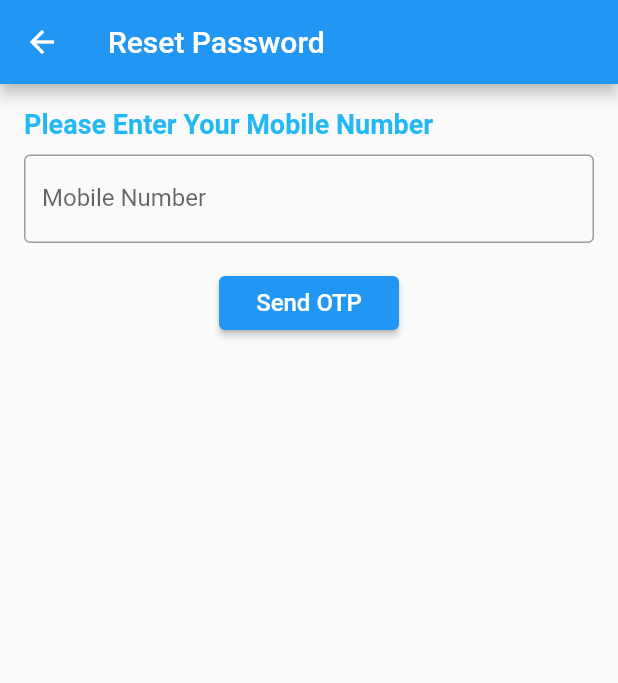
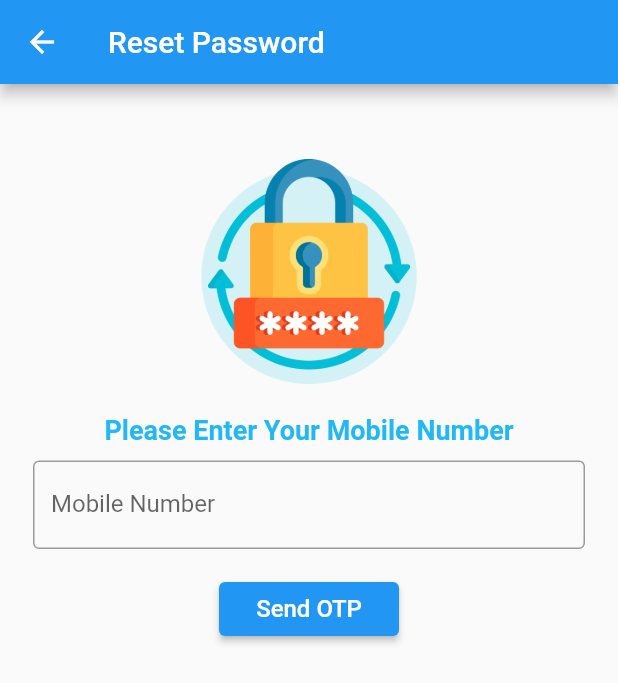
Before and after one commit to CVamsidhar92/blood_donation_app, a Flutter app: the ResetPwd screen opened directly, on a phone screen of 412 x 824 dp. Shown: the top 683 px of the screen. Run offline on Flutter 3.47's test engine with Material 2 defaults, Android fonts, the phone set to English and light mode, and no system bars; our stand-ins replace flutter_typeahead, geolocator, permission_handler, share, shared_preferences; missing offline and left inert: flutter_phone_direct_caller, pointycastle; accounts and stored records are empty; network calls fail.

Commit message:
Updated on 01.12.23

```diff
--- a/lib/screens/new_password.dart
+++ b/lib/screens/new_password.dart
@@ -73,7 +73,13 @@ class _NewPasswordState extends State<NewPassword> {
         padding: const EdgeInsets.all(16.0),
         child: Column(
           crossAxisAlignment: CrossAxisAlignment.stretch,
+          mainAxisAlignment: MainAxisAlignment.start,
           children: [
+              Image.asset(
+                      'assets/images/reset-pwd.png', // Replace with the path to your image
+                      height: 150, // Adjust the height as needed
+                    ),
+                    SizedBox(height: 20,),
                TextFormField(
                 controller: _newPasswordController,
                 obscureText: _passwordObscureText,
--- a/lib/screens/otp_screen.dart
+++ b/lib/screens/otp_screen.dart
@@ -55,7 +55,7 @@ class _OtpScreenState extends State<OtpScreen> {
                   children: [
                     Image.asset(
                       'assets/images/otpicon.png', // Replace with the path to your image
-                      height: 100, // Adjust the height as needed
+                      height: 150, // Adjust the height as needed
                     ),
                     SizedBox(height: 20),
                     Center(
--- a/lib/screens/reset_pwd.dart
+++ b/lib/screens/reset_pwd.dart
@@ -143,16 +143,24 @@ Future<void> verifyOtp(String mobileNumber, String otp) async {
         title: const Text('Reset Password'),
       ),
       body: Padding(
-        padding: const EdgeInsets.all(16.0),
+        padding: const EdgeInsets.only(top: 50,left: 22,right: 22),
+        child: Center(
           child: Column(
             crossAxisAlignment: CrossAxisAlignment.stretch,
             children: [
-            Text(
+              Image.asset(
+                      'assets/images/reset-pwd.png', // Replace with the path to your image
+                      height: 150, // Adjust the height as needed
+                    ),
+                    SizedBox(height: 20,),
+              Center(
+                child: Text(
                   'Please Enter Your Mobile Number',
                   style: TextStyle(
                     color: Color.fromARGB(255, 33, 184, 243),
                     fontSize: 18,
                     fontWeight: FontWeight.bold,
+                  ),
                 ),
               ),
               SizedBox(
@@ -269,6 +277,7 @@ Future<void> verifyOtp(String mobileNumber, String otp) async {
 
           ),
         ),
+      ),
     );
   }
 }
```
Also changed, not shown: lib/screens/login.dart (+22 -28 lines), assets/images/reset-pwd.png (added). Lines whose indentation alone changed are shown as unchanged.
